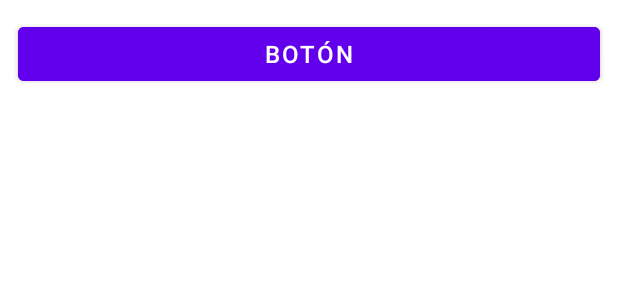
After one commit to VctPerez/PassLocker, an Android app: the layout item_button.xml on its own in the app's theme, with its tools: preview values and no code run, on a phone screen of 412 x 824 dp. The commit adds this screen. Shown: the top 300 px of the screen. Run offline under Robolectric (Android 15) with nearby library versions, the phone set to English and light mode, and no system bars.

Commit message:
Added style per button

```diff
--- a/app/src/main/AndroidManifest.xml
+++ b/app/src/main/AndroidManifest.xml
@@ -27,7 +27,6 @@
                 <category android:name="android.intent.category.LAUNCHER" />
             </intent-filter>
         </activity>
-        <activity android:name=".AuthKeysActivity" />
         <activity android:name=".PasswordListActivity" />
         <activity android:name=".LoginActivity" />
         <activity android:name=".RegisterActivity" />
--- a/app/src/main/java/es/uma/passlocker/RegisterActivity.java
+++ b/app/src/main/java/es/uma/passlocker/RegisterActivity.java
@@ -34,7 +34,7 @@ public class RegisterActivity extends AppCompatActivity {
         Button btnRegister = findViewById(R.id.btnRegister);
 
         try {
-            KeyStoreHelper.generateKey();
+            KeyStoreHelper.getKey();
         } catch (Exception e) {
             e.printStackTrace();
             Toast.makeText(this, "Error al inicializar KeyStore", Toast.LENGTH_SHORT).show();
--- a/app/src/main/java/es/uma/passlocker/keyStore/KeyStoreHelper.java
+++ b/app/src/main/java/es/uma/passlocker/keyStore/KeyStoreHelper.java
@@ -9,7 +9,7 @@ import java.security.KeyStore;
 
 public class KeyStoreHelper {
 
-    private static final String KEY_ALIAS = "MyKeyAlias";  // Alias de la clave almacenada en Keystore
+    private static final String KEY_ALIAS = "PassLockerAlias";  // Alias de la clave almacenada en Keystore
     private static final String ANDROID_KEYSTORE = "AndroidKeyStore";
 
     // Inicializar KeyStore y generar la clave AES si no existe
@@ -38,7 +38,7 @@ public class KeyStoreHelper {
     public static SecretKey getKey() throws Exception {
         KeyStore keyStore = KeyStore.getInstance(ANDROID_KEYSTORE);
         keyStore.load(null);
-//        clearKey();
+        //clearKey();
         generateKey();
         // Asegúrate de que la clave esté en el Keystore y sea del tipo adecuado
         KeyStore.Entry entry = keyStore.getEntry(KEY_ALIAS, null);
--- a/app/src/main/java/es/uma/passlocker/ui/adapter/NameAdapter.java
+++ b/app/src/main/java/es/uma/passlocker/ui/adapter/NameAdapter.java
@@ -29,7 +29,7 @@ public class NameAdapter extends RecyclerView.Adapter<NameAdapter.NameViewHolder
     @NonNull
     @Override
     public NameViewHolder onCreateViewHolder(@NonNull ViewGroup parent, int viewType) {
-        View view = LayoutInflater.from(parent.getContext()).inflate(android.R.layout.simple_list_item_1, parent, false);
+        View view = LayoutInflater.from(parent.getContext()).inflate(android.R.layout.item_button, parent, false);
         return new NameViewHolder(view);
     }
 
--- /dev/null
+++ b/app/src/main/res/layout/item_button.xml
@@ -0,0 +1,20 @@
+<?xml version="1.0" encoding="utf-8"?>
+<LinearLayout
+    xmlns:android="http://schemas.android.com/apk/res/android"
+    android:layout_width="match_parent"
+    android:layout_height="wrap_content"
+    android:orientation="horizontal"
+    android:padding="8dp"
+    android:gravity="center">
+
+    <Button
+        android:id="@+id/btnItem"
+        android:layout_width="match_parent"
+        android:layout_height="wrap_content"
+        android:text="Botón"
+        android:textSize="16sp"
+        android:backgroundTint="@color/design_default_color_primary"
+        android:textColor="@android:color/white"
+        android:layout_margin="4dp"
+        android:elevation="4dp"/>
+</LinearLayout>
```
Also changed, not shown: app/src/main/java/es/uma/passlocker/AuthKeysActivity.java (deleted, +0 -38 lines), app/src/main/res/layout/activity_auth_keys.xml (deleted, +0 -7 lines).
